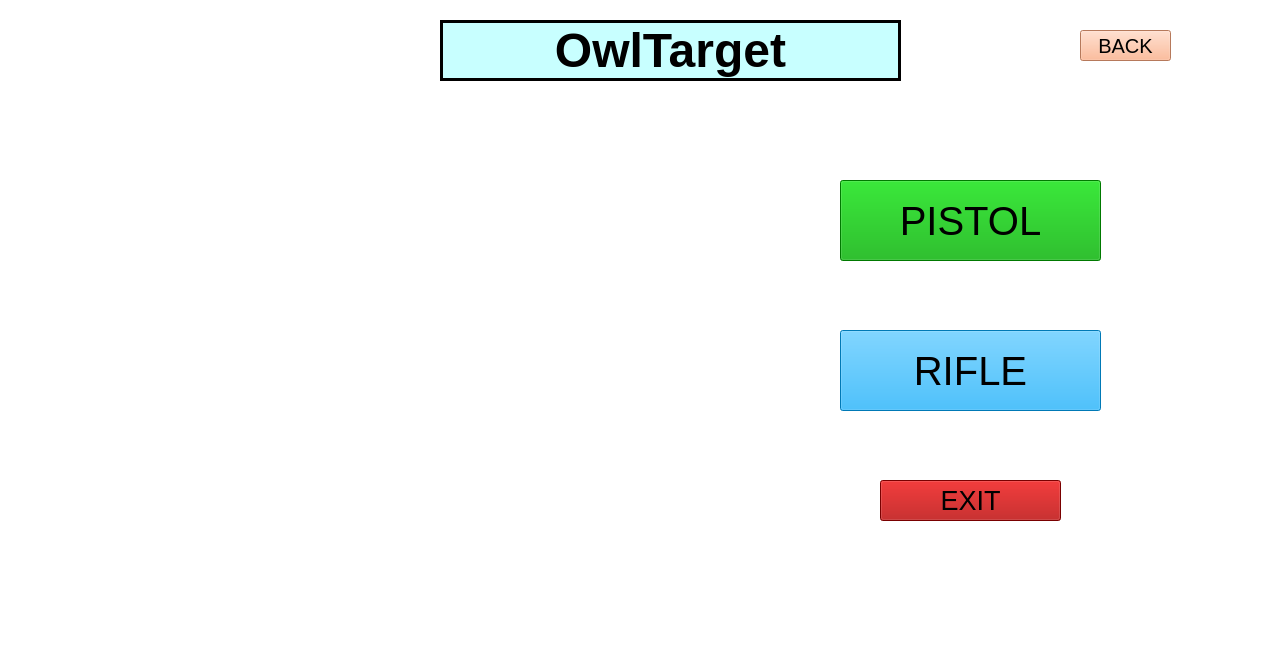
xBogas/ES-SACA, file central_pc/gui/mainwindow2.ui: the form before one commit.
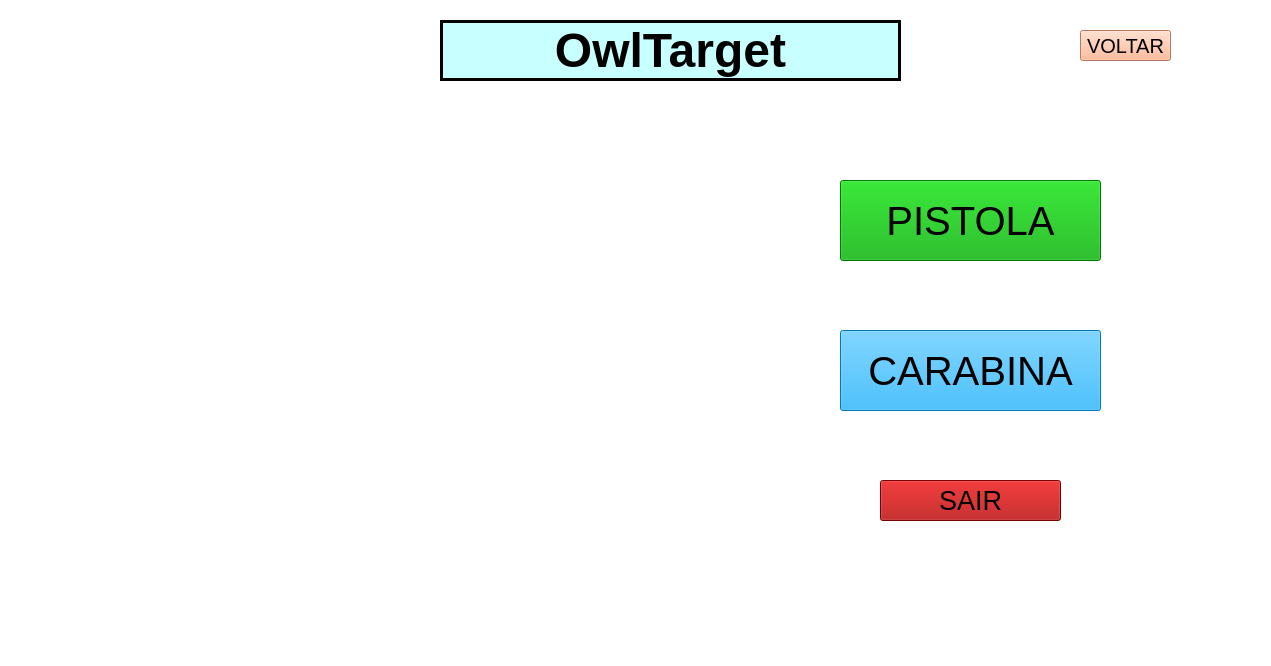
The form after the commit. Icons and pictures are not drawn.

What changed in the file:
```diff
--- a/central_pc/gui/mainwindow2.ui
+++ b/central_pc/gui/mainwindow2.ui
@@ -38,7 +38,7 @@
      <string notr="true">background-color: rgb(170, 0, 0);</string>
     </property>
     <property name="text">
-     <string>EXIT</string>
+     <string>SAIR</string>
     </property>
    </widget>
    <widget class="QLabel" name="label">
@@ -109,7 +109,7 @@
      <string notr="true">background-color: rgb(0, 170, 0);</string>
     </property>
     <property name="text">
-     <string>PISTOL</string>
+     <string>PISTOLA</string>
     </property>
    </widget>
    <widget class="QPushButton" name="rifleButton">
@@ -130,7 +130,7 @@
      <string notr="true">background-color:rgb(0, 170, 255);</string>
     </property>
     <property name="text">
-     <string>RIFLE</string>
+     <string>CARABINA</string>
     </property>
    </widget>
    <widget class="QPushButton" name="backButton">
@@ -151,7 +151,7 @@
      <string notr="true">background-color: rgb(255, 170, 127);</string>
     </property>
     <property name="text">
-     <string>BACK</string>
+     <string>VOLTAR</string>
     </property>
    </widget>
   </widget>
```
